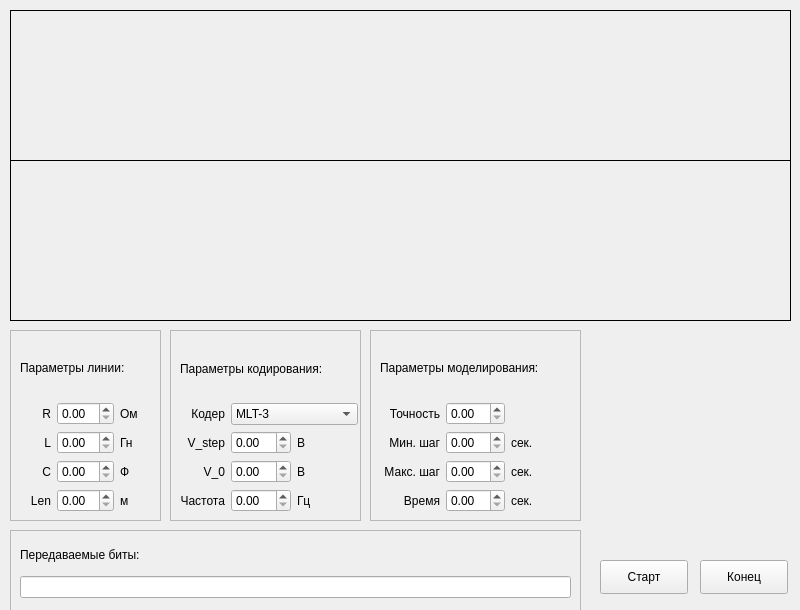
Old version of the form demo/mainwindow.ui in the repository bestialyokel/diplom.
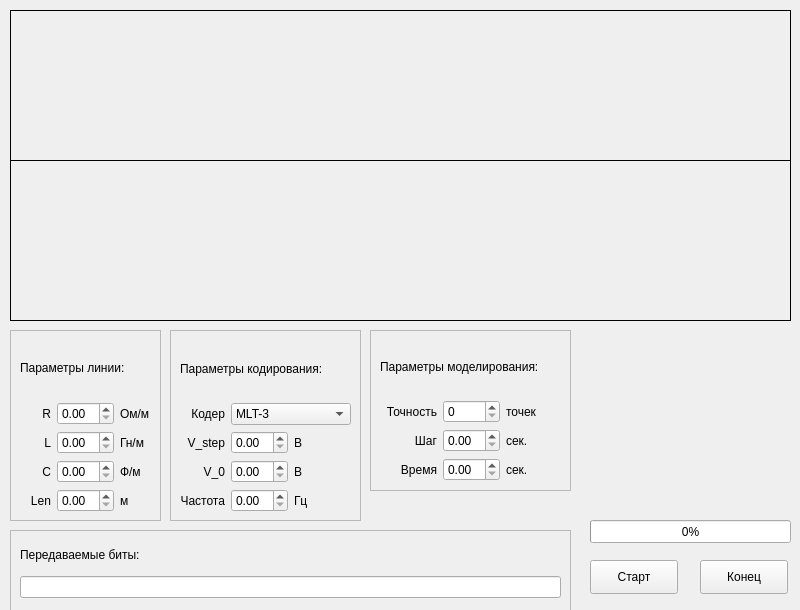
New version of the form. Custom widgets are drawn as their Qt base class.

```diff
--- a/demo/mainwindow.ui
+++ b/demo/mainwindow.ui
@@ -67,7 +67,7 @@
       <item row="4" column="2">
        <widget class="QLabel" name="label_7">
         <property name="text">
-         <string>Ф</string>
+         <string>Ф/м</string>
         </property>
        </widget>
       </item>
@@ -100,7 +100,7 @@
       <item row="3" column="2">
        <widget class="QLabel" name="label_6">
         <property name="text">
-         <string>Гн</string>
+         <string>Гн/м</string>
         </property>
        </widget>
       </item>
@@ -140,7 +140,7 @@
       <item row="2" column="2">
        <widget class="QLabel" name="label_5">
         <property name="text">
-         <string>Ом</string>
+         <string>Ом/м</string>
         </property>
        </widget>
       </item>
@@ -159,8 +159,8 @@
      <rect>
       <x>370</x>
       <y>330</y>
-      <width>211</width>
-      <height>191</height>
+      <width>201</width>
+      <height>161</height>
      </rect>
     </property>
     <property name="frameShape">
@@ -174,35 +174,38 @@
       <rect>
        <x>10</x>
        <y>10</y>
-       <width>191</width>
-       <height>172</height>
+       <width>182</width>
+       <height>141</height>
       </rect>
      </property>
      <layout class="QGridLayout" name="gridLayout_2">
-      <item row="2" column="0">
-       <widget class="QLabel" name="label_14">
-        <property name="text">
-         <string>Точность</string>
-        </property>
-        <property name="alignment">
-         <set>Qt::AlignRight|Qt::AlignTrailing|Qt::AlignVCenter</set>
-        </property>
-       </widget>
-      </item>
-      <item row="3" column="0">
-       <widget class="QLabel" name="label_15">
-        <property name="text">
-         <string>Мин. шаг</string>
-        </property>
-        <property name="alignment">
-         <set>Qt::AlignRight|Qt::AlignTrailing|Qt::AlignVCenter</set>
-        </property>
-       </widget>
+      <item row="3" column="1">
+       <widget class="QDoubleSpinBox" name="stepSpinBox"/>
       </item>
       <item row="2" column="2">
        <widget class="QLabel" name="label_13">
         <property name="text">
-         <string/>
+         <string>точек</string>
+        </property>
+       </widget>
+      </item>
+      <item row="4" column="0">
+       <widget class="QLabel" name="label_19">
+        <property name="text">
+         <string>Время</string>
+        </property>
+        <property name="alignment">
+         <set>Qt::AlignRight|Qt::AlignTrailing|Qt::AlignVCenter</set>
+        </property>
+       </widget>
+      </item>
+      <item row="3" column="0">
+       <widget class="QLabel" name="label_15">
+        <property name="text">
+         <string>Шаг</string>
+        </property>
+        <property name="alignment">
+         <set>Qt::AlignRight|Qt::AlignTrailing|Qt::AlignVCenter</set>
         </property>
        </widget>
       </item>
@@ -213,16 +216,6 @@
         </property>
        </widget>
       </item>
-      <item row="4" column="0">
-       <widget class="QLabel" name="label_17">
-        <property name="text">
-         <string>Макс. шаг</string>
-        </property>
-        <property name="alignment">
-         <set>Qt::AlignRight|Qt::AlignTrailing|Qt::AlignVCenter</set>
-        </property>
-       </widget>
-      </item>
       <item row="0" column="0" colspan="3">
        <widget class="QLabel" name="label_11">
         <property name="text">
@@ -230,42 +223,29 @@
         </property>
        </widget>
       </item>
-      <item row="2" column="1">
-       <widget class="QDoubleSpinBox" name="accuracySpinBox"/>
-      </item>
       <item row="4" column="2">
-       <widget class="QLabel" name="label_18">
-        <property name="text">
-         <string>сек.</string>
-        </property>
-       </widget>
-      </item>
-      <item row="4" column="1">
-       <widget class="QDoubleSpinBox" name="maxStepSpinBox"/>
-      </item>
-      <item row="3" column="1">
-       <widget class="QDoubleSpinBox" name="minStepSpinBox"/>
-      </item>
-      <item row="5" column="0">
-       <widget class="QLabel" name="label_19">
-        <property name="text">
-         <string>Время</string>
-        </property>
-        <property name="alignment">
-         <set>Qt::AlignRight|Qt::AlignTrailing|Qt::AlignVCenter</set>
-        </property>
-       </widget>
-      </item>
-      <item row="5" column="1">
-       <widget class="QDoubleSpinBox" name="timeSpinBox"/>
-      </item>
-      <item row="5" column="2">
        <widget class="QLabel" name="label_20">
         <property name="text">
          <string>сек.</string>
         </property>
        </widget>
       </item>
+      <item row="4" column="1">
+       <widget class="QDoubleSpinBox" name="timeSpinBox"/>
+      </item>
+      <item row="2" column="0">
+       <widget class="QLabel" name="label_14">
+        <property name="text">
+         <string>Точность</string>
+        </property>
+        <property name="alignment">
+         <set>Qt::AlignRight|Qt::AlignTrailing|Qt::AlignVCenter</set>
+        </property>
+       </widget>
+      </item>
+      <item row="2" column="1">
+       <widget class="QSpinBox" name="accuracySpinBox"/>
+      </item>
      </layout>
     </widget>
    </widget>
@@ -274,7 +254,7 @@
      <rect>
       <x>10</x>
       <y>530</y>
-      <width>571</width>
+      <width>561</width>
       <height>81</height>
      </rect>
     </property>
@@ -289,7 +269,7 @@
       <rect>
        <x>10</x>
        <y>10</y>
-       <width>551</width>
+       <width>541</width>
        <height>58</height>
       </rect>
      </property>
@@ -330,27 +310,6 @@
      <string notr="true">border: 1px solid black;</string>
     </property>
    </widget>
-   <widget class="QLabel" name="loader">
-    <property name="geometry">
-     <rect>
-      <x>650</x>
-      <y>480</y>
-      <width>91</width>
-      <height>51</height>
-     </rect>
-    </property>
-    <property name="font">
-     <font>
-      <pointsize>16</pointsize>
-     </font>
-    </property>
-    <property name="styleSheet">
-     <string notr="true">max-height: 100;</string>
-    </property>
-    <property name="text">
-     <string/>
-    </property>
-   </widget>
    <widget class="QFrame" name="frame_4">
     <property name="geometry">
      <rect>
@@ -371,7 +330,7 @@
       <rect>
        <x>10</x>
        <y>10</y>
-       <width>178</width>
+       <width>171</width>
        <height>172</height>
       </rect>
      </property>
@@ -403,25 +362,6 @@
         </property>
        </widget>
       </item>
-      <item row="2" column="1" colspan="2">
-       <widget class="QComboBox" name="codeComboBox">
-        <item>
-         <property name="text">
-          <string>MLT-3</string>
-         </property>
-        </item>
-        <item>
-         <property name="text">
-          <string>RZ</string>
-         </property>
-        </item>
-        <item>
-         <property name="text">
-          <string>Manchester-II 802.3</string>
-         </property>
-        </item>
-       </widget>
-      </item>
       <item row="3" column="2">
        <widget class="QLabel" name="label_28">
         <property name="text">
@@ -475,6 +415,25 @@
         </property>
        </widget>
       </item>
+      <item row="2" column="1" colspan="2">
+       <widget class="QComboBox" name="codeComboBox">
+        <item>
+         <property name="text">
+          <string>MLT-3</string>
+         </property>
+        </item>
+        <item>
+         <property name="text">
+          <string>RZ</string>
+         </property>
+        </item>
+        <item>
+         <property name="text">
+          <string>Manchester-II 802.3</string>
+         </property>
+        </item>
+       </widget>
+      </item>
      </layout>
     </widget>
    </widget>
@@ -494,7 +453,7 @@
    <widget class="QPushButton" name="startButton">
     <property name="geometry">
      <rect>
-      <x>600</x>
+      <x>590</x>
       <y>560</y>
       <width>88</width>
       <height>34</height>
@@ -504,6 +463,19 @@
      <string>Старт</string>
     </property>
    </widget>
+   <widget class="QProgressBar" name="progressBar">
+    <property name="geometry">
+     <rect>
+      <x>590</x>
+      <y>520</y>
+      <width>201</width>
+      <height>23</height>
+     </rect>
+    </property>
+    <property name="value">
+     <number>0</number>
+    </property>
+   </widget>
   </widget>
  </widget>
  <customwidgets>
```
Left out of the diff: 10 changed lines with no effect on the pictures.
